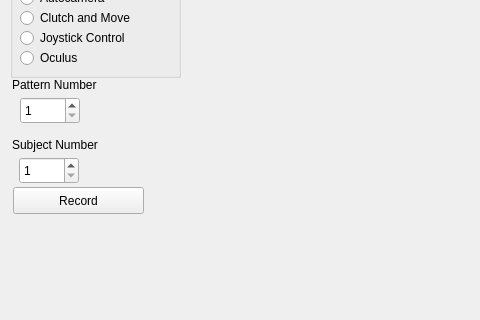
Before: the Qt Designer form scripts/camera_control_gui.ui in careslab/autocamera, drawn with Qt 5; both pictures show x 0 to 480 and y 293 to 613 of the 672 by 613 pixel window.
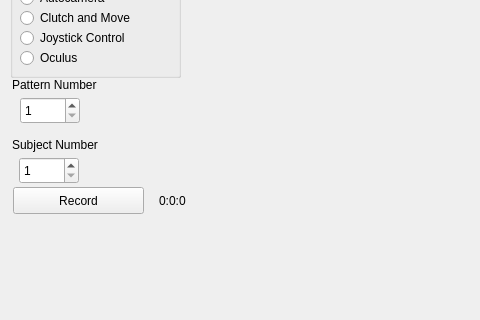
After: the same form once the commit is applied.

Commit message: modified:   scripts/camera_control_gui.py 	modified:   scripts/camera_control_gui.pyc 	modified:   scripts/camera_control_gui.ui 	modified:   scripts/camera_control_node.py 	new file:   scripts/run_hfs.sh

Diff of the .ui file:
```diff
--- a/scripts/camera_control_gui.ui
+++ b/scripts/camera_control_gui.ui
@@ -388,6 +388,19 @@
     <number>5</number>
    </property>
   </widget>
+  <widget class="QLabel" name="labelTimer">
+   <property name="geometry">
+    <rect>
+     <x>159</x>
+     <y>485</y>
+     <width>66</width>
+     <height>17</height>
+    </rect>
+   </property>
+   <property name="text">
+    <string>0:0:0</string>
+   </property>
+  </widget>
  </widget>
  <resources/>
  <connections/>
```
The commit also changes 4 other files.
